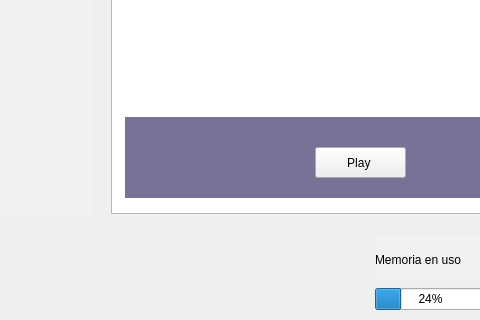
This is Proyecto1-Radio/widget.ui in lazhero/RadioOdyssey as Qt 5 draws it before an edit; both pictures show x 185 to 665 and y 303 to 623 of the 869 by 623 pixel window. The edited form follows.
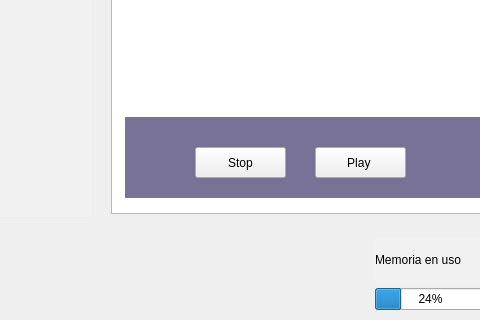
This is the edited form.

```diff
--- a/Proyecto1-Radio/widget.ui
+++ b/Proyecto1-Radio/widget.ui
@@ -201,6 +201,28 @@
     </item>
    </layout>
   </widget>
+  <widget class="QPushButton" name="PlayB_2">
+   <property name="geometry">
+    <rect>
+     <x>380</x>
+     <y>450</y>
+     <width>91</width>
+     <height>31</height>
+    </rect>
+   </property>
+   <property name="styleSheet">
+    <string notr="true"/>
+   </property>
+   <property name="text">
+    <string>Stop</string>
+   </property>
+   <property name="iconSize">
+    <size>
+     <width>111</width>
+     <height>111</height>
+    </size>
+   </property>
+  </widget>
   <zorder>listView</zorder>
   <zorder>label</zorder>
   <zorder>checkBox</zorder>
@@ -208,6 +230,7 @@
   <zorder>layoutWidget</zorder>
   <zorder>layoutWidget</zorder>
   <zorder>PlayB</zorder>
+  <zorder>PlayB_2</zorder>
  </widget>
  <tabstops>
   <tabstop>checkBox</tabstop>
```
